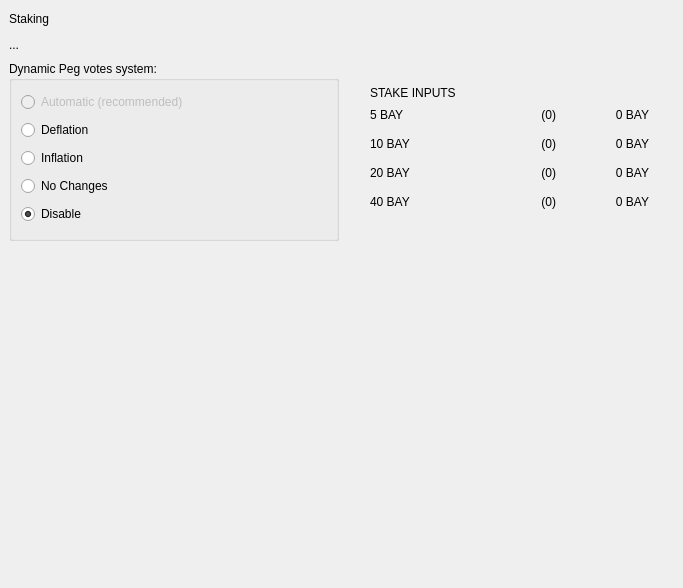
Before: the Qt Designer form src/qt/forms/stakingpage.ui in bitbaymarket/bitbay-core, drawn with Qt 5.
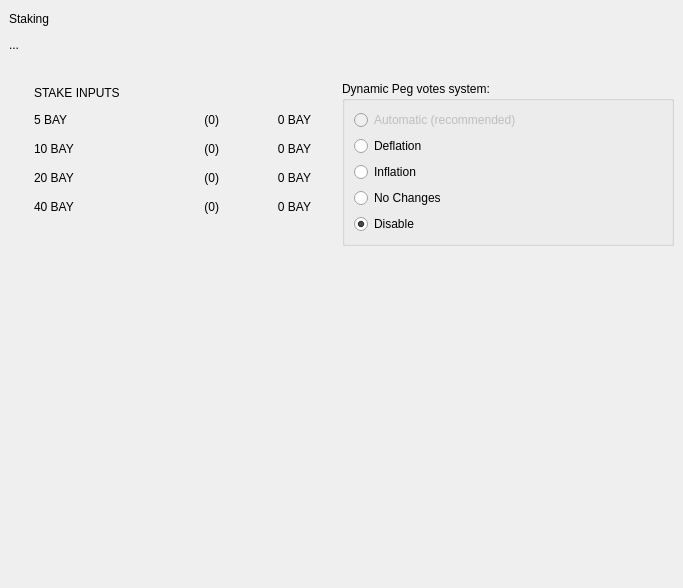
After: the same form once the commit is applied.

Commit message: Move in layout

The edit to the form file:
```diff
--- a/src/qt/forms/stakingpage.ui
+++ b/src/qt/forms/stakingpage.ui
@@ -44,91 +44,14 @@
            <height>200</height>
           </size>
          </property>
-         <layout class="QGridLayout" name="gridLayout_4">
-          <item row="0" column="0">
-           <layout class="QHBoxLayout" name="horizontalLayout_4">
-            <item>
-             <widget class="QLabel" name="labelTitle">
-              <property name="text">
-               <string>Staking</string>
-              </property>
-              <property name="textFormat">
-               <enum>Qt::PlainText</enum>
-              </property>
-             </widget>
-            </item>
-            <item>
-             <spacer name="horizontalSpacer_2">
-              <property name="orientation">
-               <enum>Qt::Horizontal</enum>
-              </property>
-              <property name="sizeHint" stdset="0">
-               <size>
-                <width>40</width>
-                <height>20</height>
-               </size>
-              </property>
-             </spacer>
-            </item>
-           </layout>
-          </item>
-          <item row="2" column="0">
-           <widget class="QGroupBox" name="groupBox">
-            <property name="title">
-             <string>Dynamic Peg votes system:</string>
-            </property>
-            <layout class="QGridLayout" name="gridLayout_2">
-             <item row="0" column="0">
-              <widget class="QRadioButton" name="radioButton">
-               <property name="enabled">
-                <bool>false</bool>
-               </property>
-               <property name="text">
-                <string>Automatic (recommended)</string>
-               </property>
-              </widget>
-             </item>
-             <item row="4" column="0">
-              <widget class="QRadioButton" name="radioButtonVoteNone">
-               <property name="text">
-                <string>Disable</string>
-               </property>
-               <property name="checked">
-                <bool>true</bool>
-               </property>
-              </widget>
-             </item>
-             <item row="3" column="0">
-              <widget class="QRadioButton" name="radioButtonVoteNoChange">
-               <property name="text">
-                <string>No Changes</string>
-               </property>
-              </widget>
-             </item>
-             <item row="1" column="0">
-              <widget class="QRadioButton" name="radioButtonVoteDeflate">
-               <property name="text">
-                <string>Deflation</string>
-               </property>
-              </widget>
-             </item>
-             <item row="2" column="0">
-              <widget class="QRadioButton" name="radioButtonVoteInflate">
-               <property name="text">
-                <string>Inflation</string>
-               </property>
-              </widget>
-             </item>
-            </layout>
-           </widget>
-          </item>
-          <item row="2" column="1">
+         <layout class="QGridLayout" name="gridLayout_4" columnstretch="0,0,0" columnminimumwidth="0,0,0">
+          <item row="3" column="0">
            <layout class="QGridLayout" name="gridLayout_3">
             <property name="leftMargin">
              <number>25</number>
             </property>
             <property name="topMargin">
-             <number>25</number>
+             <number>0</number>
             </property>
             <property name="rightMargin">
              <number>25</number>
@@ -319,20 +242,7 @@
             </item>
            </layout>
           </item>
-          <item row="0" column="1">
-           <spacer name="horizontalSpacer_4">
-            <property name="orientation">
-             <enum>Qt::Horizontal</enum>
-            </property>
-            <property name="sizeHint" stdset="0">
-             <size>
-              <width>40</width>
-              <height>20</height>
-             </size>
-            </property>
-           </spacer>
-          </item>
-          <item row="1" column="0" colspan="2">
+          <item row="1" column="0" colspan="3">
            <layout class="QGridLayout" name="gridLayout">
             <item row="0" column="0">
              <widget class="QLabel" name="labelText">
@@ -356,6 +266,109 @@
             </item>
            </layout>
           </item>
+          <item row="3" column="1" colspan="2">
+           <widget class="QGroupBox" name="groupBox">
+            <property name="title">
+             <string>Dynamic Peg votes system:</string>
+            </property>
+            <layout class="QGridLayout" name="gridLayout_2">
+             <item row="1" column="0">
+              <widget class="QRadioButton" name="radioButtonVoteDeflate">
+               <property name="text">
+                <string>Deflation</string>
+               </property>
+              </widget>
+             </item>
+             <item row="4" column="0">
+              <widget class="QRadioButton" name="radioButtonVoteNone">
+               <property name="text">
+                <string>Disable</string>
+               </property>
+               <property name="checked">
+                <bool>true</bool>
+               </property>
+              </widget>
+             </item>
+             <item row="0" column="0">
+              <widget class="QRadioButton" name="radioButton">
+               <property name="enabled">
+                <bool>false</bool>
+               </property>
+               <property name="text">
+                <string>Automatic (recommended)</string>
+               </property>
+              </widget>
+             </item>
+             <item row="3" column="0">
+              <widget class="QRadioButton" name="radioButtonVoteNoChange">
+               <property name="text">
+                <string>No Changes</string>
+               </property>
+              </widget>
+             </item>
+             <item row="2" column="0">
+              <widget class="QRadioButton" name="radioButtonVoteInflate">
+               <property name="text">
+                <string>Inflation</string>
+               </property>
+              </widget>
+             </item>
+            </layout>
+           </widget>
+          </item>
+          <item row="0" column="0" colspan="3">
+           <layout class="QHBoxLayout" name="horizontalLayout_4">
+            <item>
+             <widget class="QLabel" name="labelTitle">
+              <property name="text">
+               <string>Staking</string>
+              </property>
+              <property name="textFormat">
+               <enum>Qt::PlainText</enum>
+              </property>
+             </widget>
+            </item>
+            <item>
+             <spacer name="horizontalSpacer_2">
+              <property name="orientation">
+               <enum>Qt::Horizontal</enum>
+              </property>
+              <property name="sizeHint" stdset="0">
+               <size>
+                <width>40</width>
+                <height>20</height>
+               </size>
+              </property>
+             </spacer>
+            </item>
+           </layout>
+          </item>
+          <item row="2" column="0">
+           <spacer name="horizontalSpacer_3">
+            <property name="orientation">
+             <enum>Qt::Horizontal</enum>
+            </property>
+            <property name="sizeHint" stdset="0">
+             <size>
+              <width>40</width>
+              <height>20</height>
+             </size>
+            </property>
+           </spacer>
+          </item>
+          <item row="2" column="1">
+           <spacer name="horizontalSpacer_4">
+            <property name="orientation">
+             <enum>Qt::Horizontal</enum>
+            </property>
+            <property name="sizeHint" stdset="0">
+             <size>
+              <width>40</width>
+              <height>20</height>
+             </size>
+            </property>
+           </spacer>
+          </item>
          </layout>
         </widget>
        </item>
```
